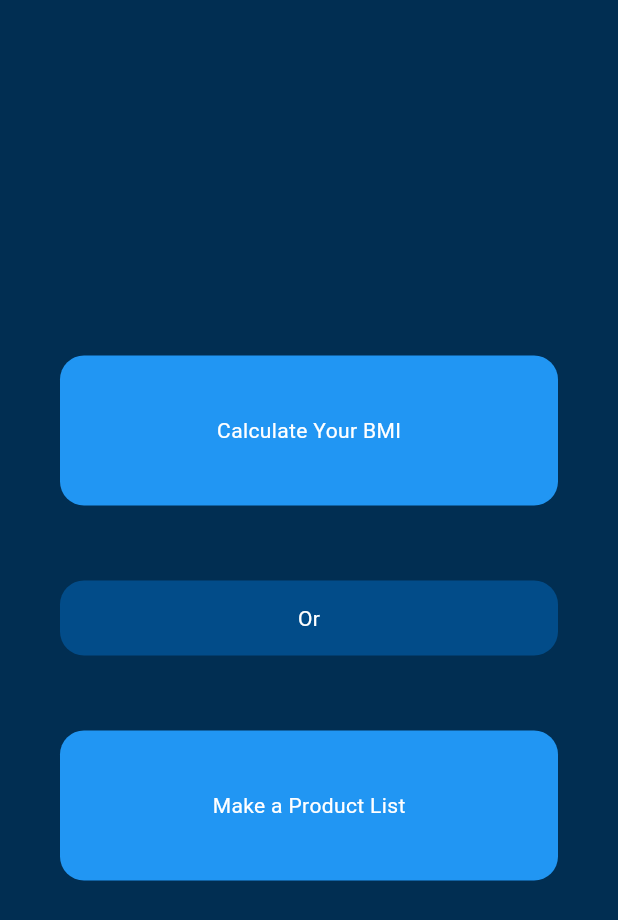
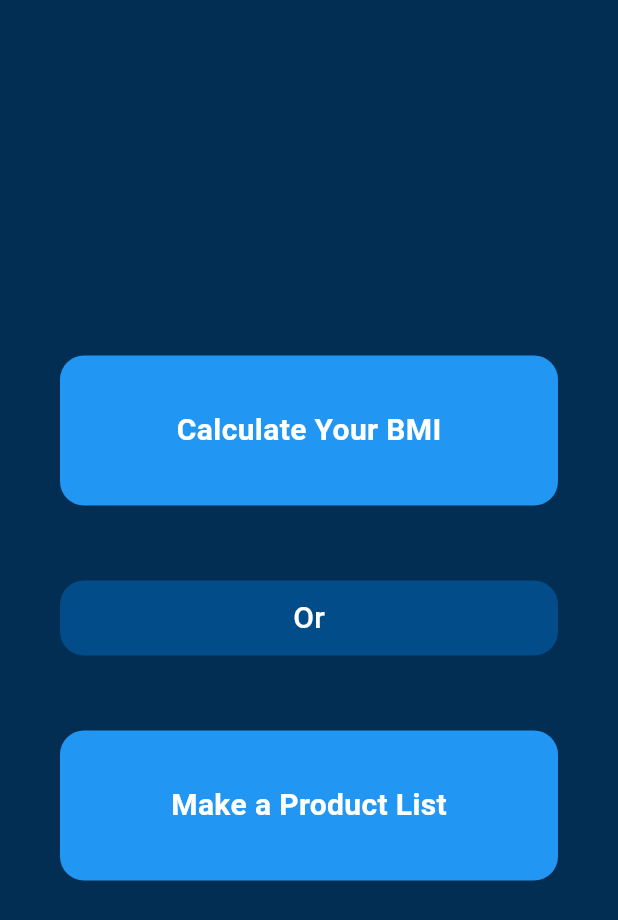
Before and after one commit to Ashik70021/Personal_Utility_App, a Flutter app: the screen it shows after launch, on a phone screen of 412 x 824 dp. Shown: the top 920 px of the screen. Run offline on Flutter 3.47's test engine with Material 3 defaults, Android fonts, the light colour scheme and no system bars; our stand-ins replace device_preview.

Commit message:
Increase home pages text size

```diff
--- a/lib/main.dart
+++ b/lib/main.dart
@@ -58,7 +58,11 @@ class _MyWidgetState extends State<MyWidget> {
                       child: const Center(
                         child: Text(
                           "Calculate Your BMI",
-                          style: TextStyle(color: Colors.white),
+                          style: TextStyle(
+                            color: Colors.white,
+                            fontSize: 20, // Increased font size
+                            fontWeight: FontWeight.bold,
+                          ),
                         ),
                       ),
                     ),
@@ -72,7 +76,14 @@ class _MyWidgetState extends State<MyWidget> {
                     height: 50,
                     width: double.infinity,
                     child: const Center(
-                      child: Text("Or", style: TextStyle(color: Colors.white)),
+                      child: Text(
+                        "Or",
+                        style: TextStyle(
+                          color: Colors.white,
+                          fontSize: 20, // Increased font size
+                          fontWeight: FontWeight.w500,
+                        ),
+                      ),
                     ),
                   ),
                   const SizedBox(height: 50),
@@ -93,7 +104,11 @@ class _MyWidgetState extends State<MyWidget> {
                       child: const Center(
                         child: Text(
                           "Make a Product List",
-                          style: TextStyle(color: Colors.white),
+                          style: TextStyle(
+                            color: Colors.white,
+                            fontSize: 20, // Increased font size
+                            fontWeight: FontWeight.bold,
+                          ),
                         ),
                       ),
                     ),
```
